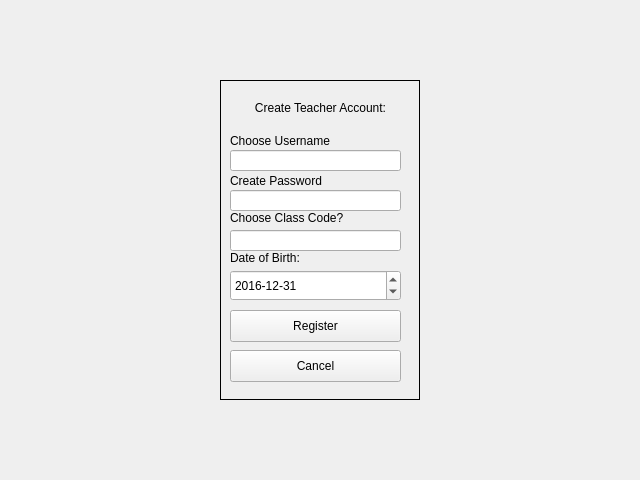
Before: the Qt Designer form Client/teachreg.ui in DatabasesWorks/Stacked_EducationalPlatform, drawn with Qt 5.
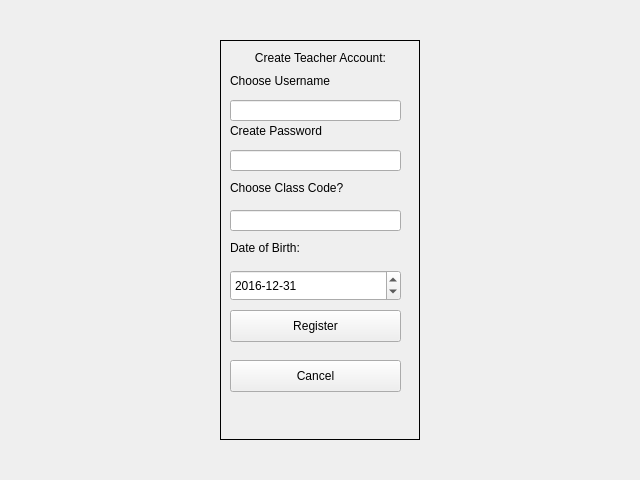
After: the same form once the commit is applied.

The edit to the form file:
```diff
--- a/Client/teachreg.ui
+++ b/Client/teachreg.ui
@@ -27,7 +27,7 @@
        <property name="minimumSize">
         <size>
          <width>200</width>
-         <height>320</height>
+         <height>400</height>
         </size>
        </property>
        <property name="autoFillBackground">
@@ -40,7 +40,7 @@
         <property name="geometry">
          <rect>
           <x>10</x>
-          <y>50</y>
+          <y>30</y>
           <width>131</width>
           <height>21</height>
          </rect>
@@ -53,7 +53,7 @@
         <property name="geometry">
          <rect>
           <x>10</x>
-          <y>90</y>
+          <y>80</y>
           <width>131</width>
           <height>21</height>
          </rect>
@@ -66,7 +66,7 @@
         <property name="geometry">
          <rect>
           <x>10</x>
-          <y>130</y>
+          <y>140</y>
           <width>131</width>
           <height>16</height>
          </rect>
@@ -79,7 +79,7 @@
         <property name="geometry">
          <rect>
           <x>10</x>
-          <y>70</y>
+          <y>60</y>
           <width>171</width>
           <height>21</height>
          </rect>
@@ -99,7 +99,7 @@
         <property name="geometry">
          <rect>
           <x>10</x>
-          <y>150</y>
+          <y>170</y>
           <width>171</width>
           <height>21</height>
          </rect>
@@ -109,7 +109,7 @@
         <property name="geometry">
          <rect>
           <x>10</x>
-          <y>230</y>
+          <y>270</y>
           <width>171</width>
           <height>32</height>
          </rect>
@@ -122,7 +122,7 @@
         <property name="geometry">
          <rect>
           <x>10</x>
-          <y>270</y>
+          <y>320</y>
           <width>171</width>
           <height>32</height>
          </rect>
@@ -135,7 +135,7 @@
         <property name="geometry">
          <rect>
           <x>10</x>
-          <y>190</y>
+          <y>230</y>
           <width>171</width>
           <height>31</height>
          </rect>
@@ -155,7 +155,7 @@
         <property name="geometry">
          <rect>
           <x>10</x>
-          <y>170</y>
+          <y>200</y>
           <width>151</width>
           <height>16</height>
          </rect>
@@ -168,7 +168,7 @@
         <property name="geometry">
          <rect>
           <x>20</x>
-          <y>20</y>
+          <y>10</y>
           <width>161</width>
           <height>16</height>
          </rect>
```
